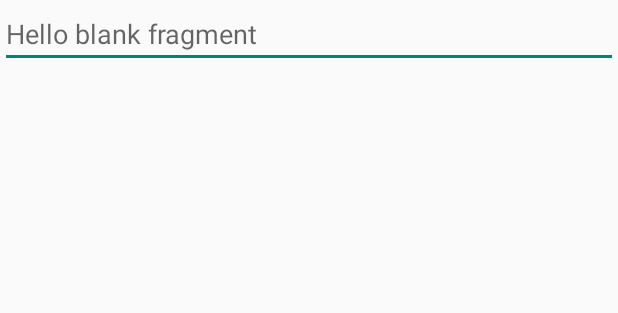
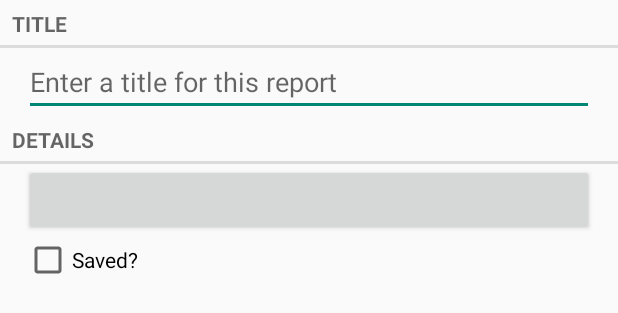
Before and after one commit to scmember/SC-reports, an Android app: the layout fragment_report.xml on its own in the app's theme, with its tools: preview values and no code run, on a phone screen of 412 x 824 dp. Shown: the top 313 px of the screen. Run offline under Robolectric (Android 15) with nearby library versions, the phone set to English and light mode, and no system bars.

Commit message:
added gitignore added report view

```diff
--- a/app/src/main/res/layout/fragment_report.xml
+++ b/app/src/main/res/layout/fragment_report.xml
@@ -1,11 +1,45 @@
-<FrameLayout xmlns:android="http://schemas.android.com/apk/res/android"
+<LinearLayout xmlns:android="http://schemas.android.com/apk/res/android"
     xmlns:tools="http://schemas.android.com/tools" android:layout_width="match_parent"
-    android:layout_height="match_parent" tools:context="ru.steamcraft.sc_reports.ReportFragment">
+              android:layout_height="match_parent"
+              android:orientation="vertical"
+              tools:context="ru.steamcraft.sc_reports.ReportFragment">
+
+    <TextView
+        style="?android:listSeparatorTextViewStyle"
+        android:layout_width="match_parent"
+        android:layout_height="wrap_content"
+        android:text="@string/report_title_label"
+        android:textAppearance="?android:attr/textAppearanceLarge"/>
 
     <EditText
+        android:id="@+id/report_title"
         android:layout_width="match_parent"
         android:layout_height="wrap_content"
-        android:id="@+id/reportTitle"
+        android:layout_marginLeft="16dp"
+        android:layout_marginRight="16dp"
         android:hint="@string/report_title_hint" />
 
-</FrameLayout>
+    <TextView
+        style="?android:listSeparatorTextViewStyle"
+        android:layout_width="match_parent"
+        android:layout_height="wrap_content"
+        android:text="@string/report_details_label"
+        android:textAppearance="?android:attr/textAppearanceLarge"/>
+
+    <Button
+        android:id="@+id/report_date"
+        android:layout_width="match_parent"
+        android:layout_height="wrap_content"
+        android:layout_marginLeft="16dp"
+        android:layout_marginRight="16dp"/>
+
+    <CheckBox
+        android:id="@+id/report_saved"
+        android:layout_width="match_parent"
+        android:layout_height="wrap_content"
+        android:layout_marginLeft="16dp"
+        android:layout_marginRight="16dp"
+        android:text="@string/report_saved_label"/>
+
+
+</LinearLayout>
--- a/app/src/main/res/values/strings.xml
+++ b/app/src/main/res/values/strings.xml
@@ -1,7 +1,9 @@
 <resources>
     <string name="app_name">SC-reports</string>
-
     <string name="action_settings">Settings</string>
 
-    <string name="report_title_hint">Hello blank fragment</string>
+    <string name="report_title_hint">Enter a title for this report</string>
+    <string name="report_title_label">Title</string>
+    <string name="report_details_label">Details</string>
+    <string name="report_saved_label">Saved?</string>
 </resources>
```
Also changed, not shown: app/src/main/java/ru/steamcraft/sc_reports/Report.java (+20 -0 lines), app/src/main/java/ru/steamcraft/sc_reports/ReportActivity.java (+10 -0 lines), app/src/main/java/ru/steamcraft/sc_reports/ReportFragment.java (+51 -7 lines), 1 other file.
